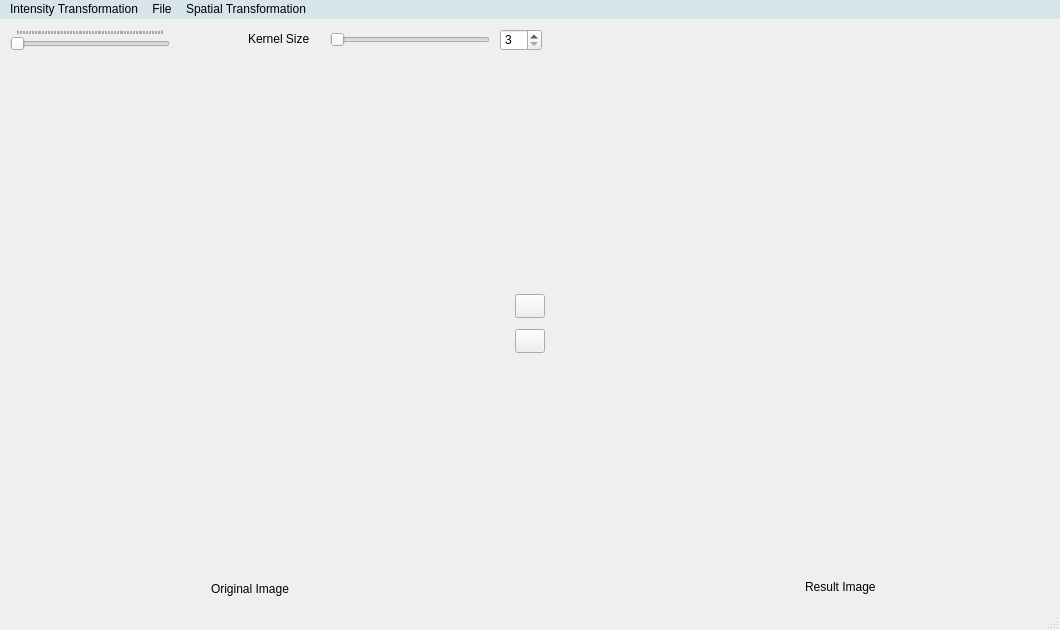
Qt form mainwindow.ui (msr09me/Image-Processsing-GUI) before a commit.
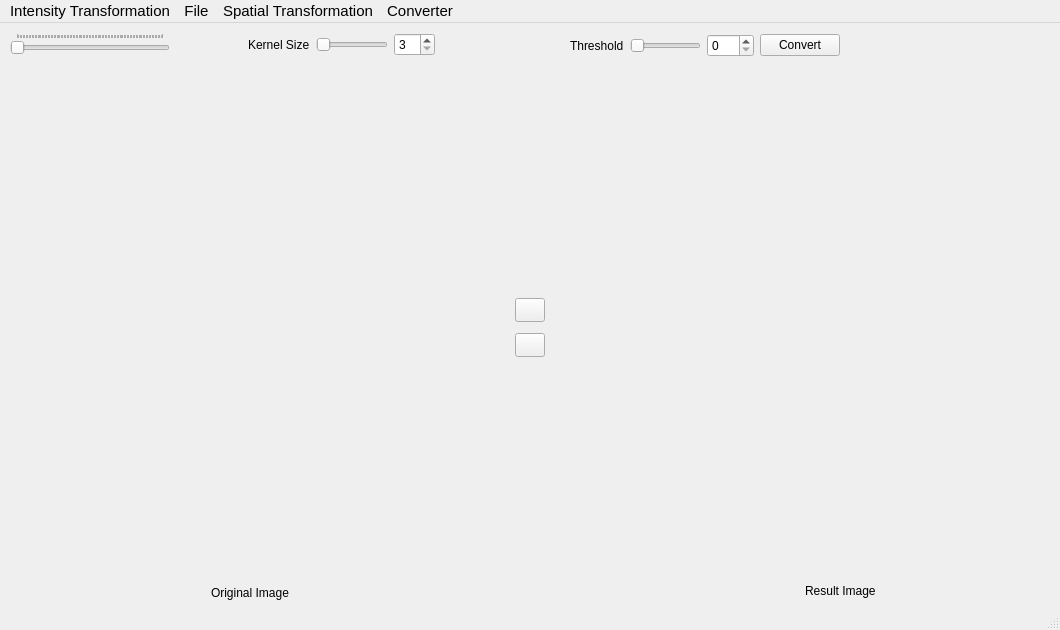
The same form after that commit. Icons and pictures are not drawn.

Patch:
```diff
--- a/mainwindow.ui
+++ b/mainwindow.ui
@@ -126,53 +126,93 @@
      <iconset theme="QIcon::ThemeIcon::EditRedo"/>
     </property>
    </widget>
-   <widget class="QSpinBox" name="kernelSizeSpinBox">
+   <widget class="QWidget" name="">
     <property name="geometry">
      <rect>
-      <x>500</x>
+      <x>570</x>
       <y>10</y>
-      <width>42</width>
-      <height>22</height>
+      <width>270</width>
+      <height>26</height>
      </rect>
     </property>
-    <property name="minimum">
-     <number>3</number>
-    </property>
-    <property name="singleStep">
-     <number>2</number>
-    </property>
+    <layout class="QGridLayout" name="gridLayoutImageConverter">
+     <item row="0" column="0">
+      <widget class="QLabel" name="ThresholdLabel">
+       <property name="text">
+        <string>Threshold</string>
+       </property>
+      </widget>
+     </item>
+     <item row="0" column="1">
+      <widget class="QSlider" name="ThresholdSlider">
+       <property name="maximum">
+        <number>255</number>
+       </property>
+       <property name="singleStep">
+        <number>1</number>
+       </property>
+       <property name="orientation">
+        <enum>Qt::Orientation::Horizontal</enum>
+       </property>
+      </widget>
+     </item>
+     <item row="0" column="2">
+      <widget class="QSpinBox" name="ThresholdSpinBox">
+       <property name="maximum">
+        <number>255</number>
+       </property>
+      </widget>
+     </item>
+     <item row="0" column="3">
+      <widget class="QPushButton" name="ImageConverterPushButton">
+       <property name="text">
+        <string>Convert</string>
+       </property>
+      </widget>
+     </item>
+    </layout>
    </widget>
-   <widget class="QSlider" name="kernelSizeSlider">
-    <property name="geometry">
-     <rect>
-      <x>330</x>
-      <y>10</y>
-      <width>160</width>
-      <height>22</height>
-     </rect>
-    </property>
-    <property name="minimum">
-     <number>3</number>
-    </property>
-    <property name="singleStep">
-     <number>5</number>
-    </property>
-    <property name="orientation">
-     <enum>Qt::Orientation::Horizontal</enum>
-    </property>
-   </widget>
-   <widget class="QLabel" name="kernelSize">
+   <widget class="QWidget" name="">
     <property name="geometry">
      <rect>
       <x>248</x>
       <y>10</y>
-      <width>61</width>
-      <height>20</height>
+      <width>187</width>
+      <height>24</height>
      </rect>
     </property>
-    <property name="text">
-     <string>Kernel Size</string>
-    </property>
+    <layout class="QHBoxLayout" name="horizontalLayoutKernel">
+     <item>
+      <widget class="QLabel" name="kernelSize">
+       <property name="text">
+        <string>Kernel Size</string>
+       </property>
+      </widget>
+     </item>
+     <item>
+      <widget class="QSlider" name="kernelSizeSlider">
+       <property name="minimum">
+        <number>3</number>
+       </property>
+       <property name="singleStep">
+        <number>5</number>
+       </property>
+       <property name="orientation">
+        <enum>Qt::Orientation::Horizontal</enum>
+       </property>
+      </widget>
+     </item>
+     <item>
+      <widget class="QSpinBox" name="kernelSizeSpinBox">
+       <property name="minimum">
+        <number>3</number>
+       </property>
+       <property name="singleStep">
+        <number>2</number>
+       </property>
+      </widget>
+     </item>
+    </layout>
    </widget>
   </widget>
   <widget class="QMenuBar" name="menubar">
@@ -181,14 +221,27 @@
      <x>0</x>
      <y>0</y>
      <width>1060</width>
-     <height>22</height>
+     <height>26</height>
     </rect>
    </property>
+   <property name="sizePolicy">
+    <sizepolicy hsizetype="MinimumExpanding" vsizetype="Preferred">
+     <horstretch>0</horstretch>
+     <verstretch>0</verstretch>
+    </sizepolicy>
+   </property>
+   <property name="font">
+    <font>
+     <family>Segoe UI</family>
+     <pointsize>11</pointsize>
+     <bold>false</bold>
+    </font>
+   </property>
    <property name="autoFillBackground">
     <bool>false</bool>
    </property>
    <property name="styleSheet">
-    <string notr="true">background-color: rgb(215, 229, 234);</string>
+    <string notr="true">color: rgb(0, 0, 0);</string>
    </property>
    <widget class="QMenu" name="menuIntensity_Transformation">
     <property name="geometry">
@@ -250,9 +303,16 @@
     <addaction name="menuImage_Sharpen"/>
     <addaction name="actionUnsharp_Maksing_Highboost_Filtering"/>
    </widget>
+   <widget class="QMenu" name="menuConverter">
+    <property name="title">
+     <string>Converter</string>
+    </property>
+    <addaction name="actionGrayscale_to_Binary"/>
+   </widget>
    <addaction name="menuIntensity_Transformation"/>
    <addaction name="menuFile"/>
    <addaction name="menuSpatial_Transformation"/>
+   <addaction name="menuConverter"/>
   </widget>
   <widget class="QStatusBar" name="statusbar"/>
   <action name="actionNegative">
```
Left out of the diff: 5 changed lines with no effect on the pictures.
